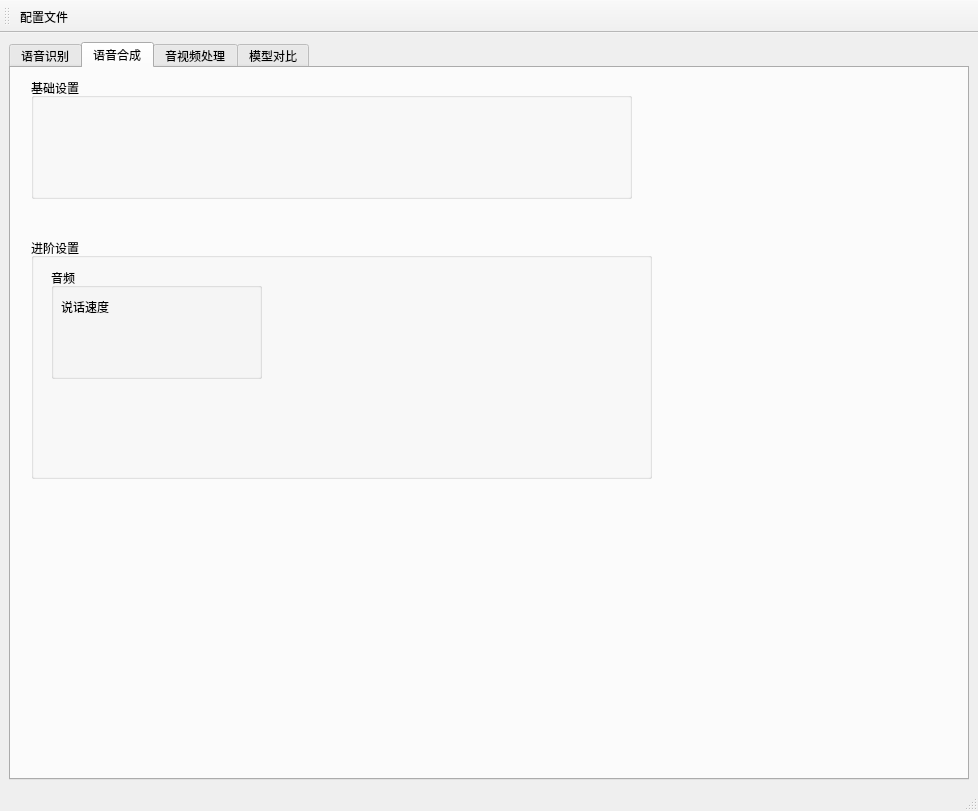
Qt form FunASR-GUI/src/ui/main.ui (boomytc/FunASR-GUI) before a commit.
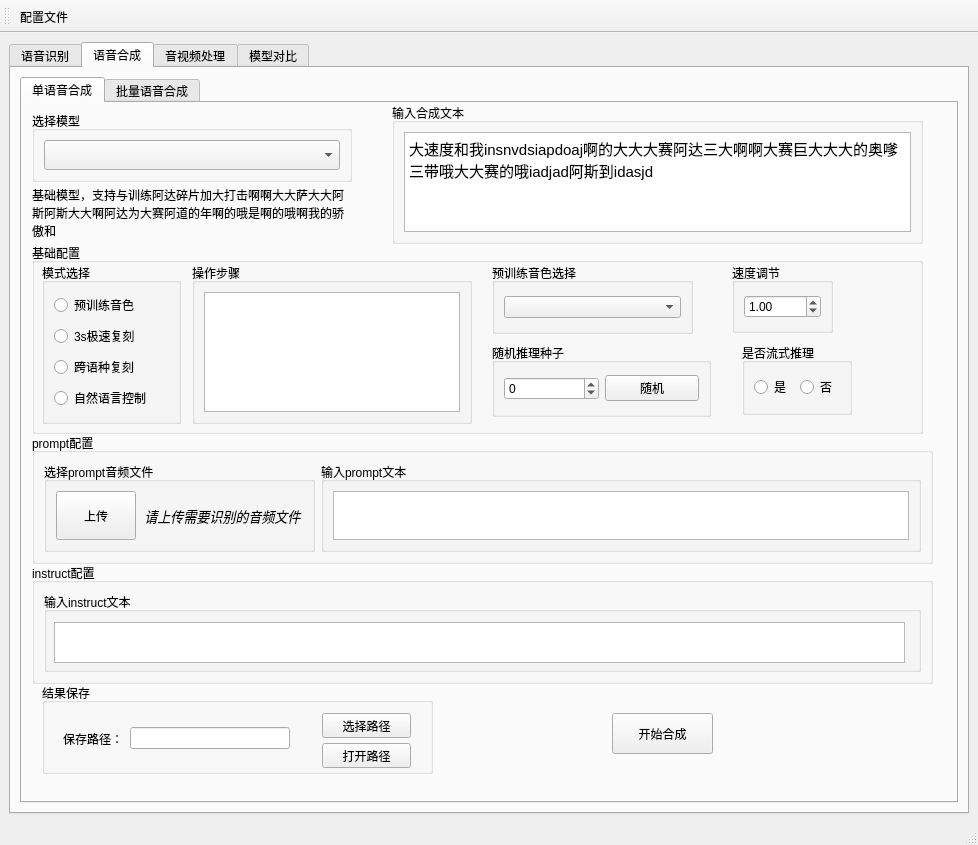
The same form after that commit. The open tabs and pages were chosen to show the change.

Commit message: 增加语音合成页面

Patch:
```diff
--- a/FunASR-GUI/src/ui/main.ui
+++ b/FunASR-GUI/src/ui/main.ui
@@ -7,7 +7,7 @@
     <x>0</x>
     <y>0</y>
     <width>978</width>
-    <height>811</height>
+    <height>845</height>
    </rect>
   </property>
   <property name="windowTitle">
@@ -679,58 +679,502 @@
        <attribute name="title">
         <string>语音合成</string>
        </attribute>
-       <widget class="QGroupBox" name="groupBox_7">
-        <property name="geometry">
-         <rect>
-          <x>20</x>
-          <y>10</y>
-          <width>601</width>
-          <height>121</height>
-         </rect>
-        </property>
-        <property name="title">
-         <string>基础设置</string>
-        </property>
-       </widget>
-       <widget class="QGroupBox" name="groupBox_8">
-        <property name="geometry">
-         <rect>
-          <x>20</x>
-          <y>170</y>
-          <width>621</width>
-          <height>241</height>
-         </rect>
-        </property>
-        <property name="title">
-         <string>进阶设置</string>
-        </property>
-        <widget class="QGroupBox" name="groupBox_6">
-         <property name="geometry">
-          <rect>
-           <x>20</x>
-           <y>30</y>
-           <width>211</width>
-           <height>111</height>
-          </rect>
-         </property>
-         <property name="title">
-          <string>音频</string>
-         </property>
-         <widget class="QLabel" name="label">
-          <property name="geometry">
-           <rect>
-            <x>10</x>
-            <y>30</y>
-            <width>67</width>
-            <height>17</height>
-           </rect>
+       <layout class="QGridLayout" name="gridLayout_12">
+        <item row="0" column="1">
+         <widget class="QTabWidget" name="tabWidget_3">
+          <property name="currentIndex">
+           <number>0</number>
           </property>
-          <property name="text">
-           <string>说话速度</string>
-          </property>
+          <widget class="QWidget" name="tab_single_tts">
+           <attribute name="title">
+            <string>单语音合成</string>
+           </attribute>
+           <widget class="QGroupBox" name="groupBox_6">
+            <property name="geometry">
+             <rect>
+              <x>10</x>
+              <y>8</y>
+              <width>320</width>
+              <height>71</height>
+             </rect>
+            </property>
+            <property name="minimumSize">
+             <size>
+              <width>320</width>
+              <height>0</height>
+             </size>
+            </property>
+            <property name="maximumSize">
+             <size>
+              <width>320</width>
+              <height>80</height>
+             </size>
+            </property>
+            <property name="title">
+             <string>选择模型</string>
+            </property>
+            <layout class="QGridLayout" name="gridLayout_13">
+             <item row="0" column="0">
+              <widget class="QComboBox" name="combox_tts_model_select_single">
+               <property name="maximumSize">
+                <size>
+                 <width>300</width>
+                 <height>30</height>
+                </size>
+               </property>
+              </widget>
+             </item>
+            </layout>
+           </widget>
+           <widget class="QLabel" name="lab_tts_model_introduce">
+            <property name="geometry">
+             <rect>
+              <x>10</x>
+              <y>80</y>
+              <width>320</width>
+              <height>60</height>
+             </rect>
+            </property>
+            <property name="minimumSize">
+             <size>
+              <width>100</width>
+              <height>60</height>
+             </size>
+            </property>
+            <property name="maximumSize">
+             <size>
+              <width>320</width>
+              <height>80</height>
+             </size>
+            </property>
+            <property name="text">
+             <string>基础模型，支持与训练阿达碎片加大打击啊啊大大萨大大阿斯阿斯大大啊阿达为大赛阿道的年啊的哦是啊的哦啊我的骄傲和</string>
+            </property>
+            <property name="textFormat">
+             <enum>Qt::TextFormat::AutoText</enum>
+            </property>
+            <property name="wordWrap">
+             <bool>true</bool>
+            </property>
+           </widget>
+           <widget class="QGroupBox" name="groupBox_7">
+            <property name="geometry">
+             <rect>
+              <x>370</x>
+              <y>0</y>
+              <width>531</width>
+              <height>141</height>
+             </rect>
+            </property>
+            <property name="title">
+             <string>输入合成文本</string>
+            </property>
+            <layout class="QGridLayout" name="gridLayout_14">
+             <item row="0" column="0">
+              <widget class="QTextEdit" name="textEdit_tts_txtInput_single">
+               <property name="sizePolicy">
+                <sizepolicy hsizetype="Preferred" vsizetype="Expanding">
+                 <horstretch>0</horstretch>
+                 <verstretch>0</verstretch>
+                </sizepolicy>
+               </property>
+               <property name="html">
+                <string>&lt;!DOCTYPE HTML PUBLIC &quot;-//W3C//DTD HTML 4.0//EN&quot; &quot;http://www.w3.org/TR/REC-html40/strict.dtd&quot;&gt;
+&lt;html&gt;&lt;head&gt;&lt;meta name=&quot;qrichtext&quot; content=&quot;1&quot; /&gt;&lt;meta charset=&quot;utf-8&quot; /&gt;&lt;style type=&quot;text/css&quot;&gt;
+p, li { white-space: pre-wrap; }
+hr { height: 1px; border-width: 0; }
+li.unchecked::marker { content: &quot;\2610&quot;; }
+li.checked::marker { content: &quot;\2612&quot;; }
+&lt;/style&gt;&lt;/head&gt;&lt;body style=&quot; font-family:'Ubuntu'; font-size:11pt; font-weight:400; font-style:normal;&quot;&gt;
+&lt;p style=&quot; margin-top:0px; margin-bottom:0px; margin-left:0px; margin-right:0px; -qt-block-indent:0; text-indent:0px;&quot;&gt;大速度和我insnvdsiapdoaj啊的大大大赛阿达三大啊啊大赛巨大大大的奥嗲三带哦大大赛的哦iadjad阿斯到idasjd&lt;/p&gt;
+&lt;p style=&quot;-qt-paragraph-type:empty; margin-top:0px; margin-bottom:0px; margin-left:0px; margin-right:0px; -qt-block-indent:0; text-indent:0px;&quot;&gt;&lt;br /&gt;&lt;/p&gt;&lt;/body&gt;&lt;/html&gt;</string>
+               </property>
+              </widget>
+             </item>
+            </layout>
+           </widget>
+           <widget class="QGroupBox" name="groupBox_8">
+            <property name="geometry">
+             <rect>
+              <x>10</x>
+              <y>140</y>
+              <width>891</width>
+              <height>191</height>
+             </rect>
+            </property>
+            <property name="title">
+             <string>基础配置</string>
+            </property>
+            <widget class="QGroupBox" name="groupBox_15">
+             <property name="geometry">
+              <rect>
+               <x>10</x>
+               <y>20</y>
+               <width>139</width>
+               <height>161</height>
+              </rect>
+             </property>
+             <property name="title">
+              <string>模式选择</string>
+             </property>
+             <layout class="QVBoxLayout" name="verticalLayout_6">
+              <item>
+               <widget class="QRadioButton" name="radiobtn_mode_pretrainedvoice">
+                <property name="text">
+                 <string>预训练音色</string>
+                </property>
+               </widget>
+              </item>
+              <item>
+               <widget class="QRadioButton" name="radiobtn_mode_fastclone">
+                <property name="text">
+                 <string>3s极速复刻</string>
+                </property>
+               </widget>
+              </item>
+              <item>
+               <widget class="QRadioButton" name="radiobtn_mode_transclone">
+                <property name="text">
+                 <string>跨语种复刻</string>
+                </property>
+               </widget>
+              </item>
+              <item>
+               <widget class="QRadioButton" name="radiobtn_mode_instruct">
+                <property name="text">
+                 <string>自然语言控制</string>
+                </property>
+               </widget>
+              </item>
+             </layout>
+            </widget>
+            <widget class="QGroupBox" name="groupBox_16">
+             <property name="geometry">
+              <rect>
+               <x>160</x>
+               <y>20</y>
+               <width>280</width>
+               <height>161</height>
+              </rect>
+             </property>
+             <property name="title">
+              <string>操作步骤</string>
+             </property>
+             <layout class="QGridLayout" name="gridLayout_15">
+              <item row="0" column="0">
+               <widget class="QTextEdit" name="textEdit_guid"/>
+              </item>
+             </layout>
+            </widget>
+            <widget class="QGroupBox" name="groupBox_17">
+             <property name="geometry">
+              <rect>
+               <x>460</x>
+               <y>20</y>
+               <width>201</width>
+               <height>71</height>
+              </rect>
+             </property>
+             <property name="title">
+              <string>预训练音色选择</string>
+             </property>
+             <layout class="QGridLayout" name="gridLayout_16">
+              <item row="0" column="0">
+               <widget class="QComboBox" name="combox_pretrainedvoice_select"/>
+              </item>
+             </layout>
+            </widget>
+            <widget class="QGroupBox" name="groupBox_18">
+             <property name="geometry">
+              <rect>
+               <x>710</x>
+               <y>100</y>
+               <width>110</width>
+               <height>72</height>
+              </rect>
+             </property>
+             <property name="title">
+              <string>是否流式推理</string>
+             </property>
+             <layout class="QHBoxLayout" name="horizontalLayout_8">
+              <item>
+               <widget class="QRadioButton" name="radiobtn_streamY">
+                <property name="text">
+                 <string>是</string>
+                </property>
+               </widget>
+              </item>
+              <item>
+               <widget class="QRadioButton" name="radiobtn_streamN">
+                <property name="text">
+                 <string>否</string>
+                </property>
+               </widget>
+              </item>
+             </layout>
+            </widget>
+            <widget class="QGroupBox" name="groupBox_19">
+             <property name="geometry">
+              <rect>
+               <x>700</x>
+               <y>20</y>
+               <width>101</width>
+               <height>70</height>
+              </rect>
+             </property>
+             <property name="title">
+              <string>速度调节</string>
+             </property>
+             <layout class="QGridLayout" name="gridLayout_17">
+              <item row="0" column="0">
+               <widget class="QDoubleSpinBox" name="dSpinBox_speed_single">
+                <property name="minimum">
+                 <double>0.500000000000000</double>
+                </property>
+                <property name="maximum">
+                 <double>2.000000000000000</double>
+                </property>
+                <property name="singleStep">
+                 <double>0.100000000000000</double>
+                </property>
+                <property name="value">
+                 <double>1.000000000000000</double>
+                </property>
+               </widget>
+              </item>
+             </layout>
+            </widget>
+            <widget class="QGroupBox" name="groupBox_20">
+             <property name="geometry">
+              <rect>
+               <x>460</x>
+               <y>100</y>
+               <width>219</width>
+               <height>74</height>
+              </rect>
+             </property>
+             <property name="title">
+              <string>随机推理种子</string>
+             </property>
+             <layout class="QHBoxLayout" name="horizontalLayout_9">
+              <item>
+               <widget class="QSpinBox" name="spinBox_randInference_single">
+                <property name="minimum">
+                 <number>-999999999</number>
+                </property>
+                <property name="maximum">
+                 <number>999999999</number>
+                </property>
+               </widget>
+              </item>
+              <item>
+               <widget class="QPushButton" name="btn_randGenerate_single">
+                <property name="text">
+                 <string>随机</string>
+                </property>
+               </widget>
+              </item>
+             </layout>
+            </widget>
+           </widget>
+           <widget class="QGroupBox" name="groupBox_21">
+            <property name="geometry">
+             <rect>
+              <x>10</x>
+              <y>330</y>
+              <width>901</width>
+              <height>131</height>
+             </rect>
+            </property>
+            <property name="title">
+             <string>prompt配置</string>
+            </property>
+            <layout class="QHBoxLayout" name="horizontalLayout_11">
+             <item>
+              <widget class="QGroupBox" name="groupBox_22">
+               <property name="title">
+                <string>选择prompt音频文件</string>
+               </property>
+               <layout class="QGridLayout" name="gridLayout_18">
+                <item row="0" column="0">
+                 <layout class="QHBoxLayout" name="horizontalLayout_10">
+                  <item>
+                   <widget class="QPushButton" name="btn_upload_prompt_audio_single">
+                    <property name="maximumSize">
+                     <size>
+                      <width>120</width>
+                      <height>80</height>
+                     </size>
+                    </property>
+                    <property name="text">
+                     <string>上传</string>
+                    </property>
+                   </widget>
+                  </item>
+                  <item>
+                   <widget class="QLabel" name="label_prompt_audioname_single">
+                    <property name="font">
+                     <font>
+                      <pointsize>10</pointsize>
+                      <italic>true</italic>
+                      <bold>false</bold>
+                     </font>
+                    </property>
+                    <property name="text">
+                     <string>请上传需要识别的音频文件</string>
+                    </property>
+                    <property name="alignment">
+                     <set>Qt::AlignmentFlag::AlignCenter</set>
+                    </property>
+                   </widget>
+                  </item>
+                 </layout>
+                </item>
+               </layout>
+              </widget>
+             </item>
+             <item>
+              <widget class="QGroupBox" name="groupBox_23">
+               <property name="title">
+                <string>输入prompt文本</string>
+               </property>
+               <layout class="QGridLayout" name="gridLayout_19">
+                <item row="0" column="0">
+                 <widget class="QTextEdit" name="textEdit_promptInput_single"/>
+                </item>
+               </layout>
+              </widget>
+             </item>
+            </layout>
+           </widget>
+           <widget class="QGroupBox" name="groupBox_24">
+            <property name="geometry">
+             <rect>
+              <x>10</x>
+              <y>460</y>
+              <width>901</width>
+              <height>121</height>
+             </rect>
+            </property>
+            <property name="title">
+             <string>instruct配置</string>
+            </property>
+            <layout class="QGridLayout" name="gridLayout_20">
+             <item row="0" column="0">
+              <widget class="QGroupBox" name="groupBox_25">
+               <property name="title">
+                <string>输入instruct文本</string>
+               </property>
+               <widget class="QTextEdit" name="textEdit_instructInput_single">
+                <property name="geometry">
+                 <rect>
+                  <x>10</x>
+                  <y>30</y>
+                  <width>851</width>
+                  <height>41</height>
+                 </rect>
+                </property>
+               </widget>
+              </widget>
+             </item>
+            </layout>
+           </widget>
+           <widget class="QGroupBox" name="groupBox_26">
+            <property name="geometry">
+             <rect>
+              <x>20</x>
+              <y>580</y>
+              <width>391</width>
+              <height>91</height>
+             </rect>
+            </property>
+            <property name="title">
+             <string>结果保存</string>
+            </property>
+            <widget class="QWidget" name="layoutWidget_3">
+             <property name="geometry">
+              <rect>
+               <x>20</x>
+               <y>40</y>
+               <width>231</width>
+               <height>31</height>
+              </rect>
+             </property>
+             <layout class="QHBoxLayout" name="horizontalLayout_12">
+              <item>
+               <widget class="QLabel" name="label_5">
+                <property name="maximumSize">
+                 <size>
+                  <width>60</width>
+                  <height>16777215</height>
+                 </size>
+                </property>
+                <property name="text">
+                 <string>保存路径：</string>
+                </property>
+               </widget>
+              </item>
+              <item>
+               <widget class="QLineEdit" name="lineEdit_ttsSavaDir">
+                <property name="maximumSize">
+                 <size>
+                  <width>160</width>
+                  <height>16777215</height>
+                 </size>
+                </property>
+               </widget>
+              </item>
+             </layout>
+            </widget>
+            <widget class="QPushButton" name="btn_ttsResultDirSelect">
+             <property name="geometry">
+              <rect>
+               <x>280</x>
+               <y>30</y>
+               <width>89</width>
+               <height>25</height>
+              </rect>
+             </property>
+             <property name="text">
+              <string>选择路径</string>
+             </property>
+            </widget>
+            <widget class="QPushButton" name="btn_ttsResultDirOpen">
+             <property name="geometry">
+              <rect>
+               <x>280</x>
+               <y>60</y>
+               <width>89</width>
+               <height>25</height>
+              </rect>
+             </property>
+             <property name="text">
+              <string>打开路径</string>
+             </property>
+            </widget>
+           </widget>
+           <widget class="QPushButton" name="btn_tts">
+            <property name="geometry">
+             <rect>
+              <x>590</x>
+              <y>610</y>
+              <width>101</width>
+              <height>41</height>
+             </rect>
+            </property>
+            <property name="text">
+             <string>开始合成</string>
+            </property>
+           </widget>
+          </widget>
+          <widget class="QWidget" name="tab_batch_tts">
+           <attribute name="title">
+            <string>批量语音合成</string>
+           </attribute>
+          </widget>
          </widget>
-        </widget>
-       </widget>
+        </item>
+       </layout>
       </widget>
       <widget class="QWidget" name="tab_audioprocess">
        <attribute name="title">
```
Left out of the diff: 2 changed lines with no effect on the pictures. The commit also changes 4 other files.
